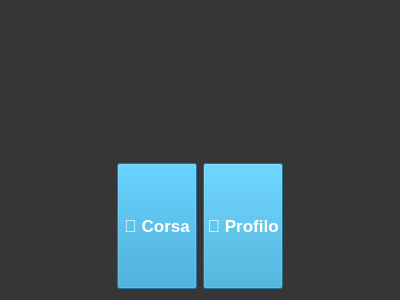
The window that Viste/Cliente/GUI/homepage_utente.ui (GiulianiM/Noleggio) describes before a commit, drawn with Qt 5.
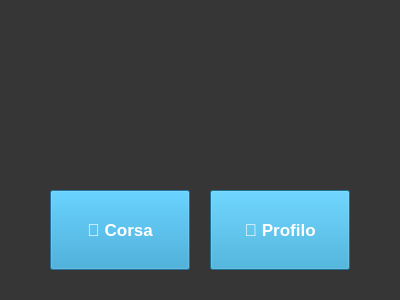
The same window after the commit. Icons and pictures are not drawn.

Patch:
```diff
--- a/Viste/Cliente/GUI/homepage_utente.ui
+++ b/Viste/Cliente/GUI/homepage_utente.ui
@@ -21,147 +21,71 @@
   <property name="styleSheet">
    <string notr="true">background-color: rgb(54, 54, 54);</string>
   </property>
-  <layout class="QGridLayout" name="gridLayout">
-   <item row="0" column="0">
-    <layout class="QVBoxLayout" name="verticalLayout_3">
-     <item>
-      <layout class="QHBoxLayout" name="horizontalLayout_2">
-       <item>
-        <spacer name="horizontalSpacer">
-         <property name="orientation">
-          <enum>Qt::Horizontal</enum>
-         </property>
-         <property name="sizeHint" stdset="0">
-          <size>
-           <width>40</width>
-           <height>20</height>
-          </size>
-         </property>
-        </spacer>
-       </item>
-       <item>
-        <widget class="QLabel" name="logo">
-         <property name="text">
-          <string/>
-         </property>
-         <property name="pixmap">
-          <pixmap>../../logo.png</pixmap>
-         </property>
-         <property name="scaledContents">
-          <bool>true</bool>
-         </property>
-        </widget>
-       </item>
-       <item>
-        <spacer name="horizontalSpacer_2">
-         <property name="orientation">
-          <enum>Qt::Horizontal</enum>
-         </property>
-         <property name="sizeHint" stdset="0">
-          <size>
-           <width>40</width>
-           <height>20</height>
-          </size>
-         </property>
-        </spacer>
-       </item>
-      </layout>
-     </item>
-     <item>
-      <spacer name="verticalSpacer">
-       <property name="orientation">
-        <enum>Qt::Vertical</enum>
-       </property>
-       <property name="sizeType">
-        <enum>QSizePolicy::Fixed</enum>
-       </property>
-       <property name="sizeHint" stdset="0">
-        <size>
-         <width>20</width>
-         <height>20</height>
-        </size>
-       </property>
-      </spacer>
-     </item>
-     <item>
-      <layout class="QHBoxLayout" name="horizontalLayout">
-       <item>
-        <spacer name="horizontalSpacer_3">
-         <property name="orientation">
-          <enum>Qt::Horizontal</enum>
-         </property>
-         <property name="sizeHint" stdset="0">
-          <size>
-           <width>40</width>
-           <height>20</height>
-          </size>
-         </property>
-        </spacer>
-       </item>
-       <item>
-        <widget class="QPushButton" name="bottone_corsa">
-         <property name="sizePolicy">
-          <sizepolicy hsizetype="Minimum" vsizetype="Minimum">
-           <horstretch>0</horstretch>
-           <verstretch>0</verstretch>
-          </sizepolicy>
-         </property>
-         <property name="font">
-          <font>
-           <pointsize>13</pointsize>
-           <bold>true</bold>
-          </font>
-         </property>
-         <property name="styleSheet">
-          <string notr="true">font-size:20; color:white;background-color:rgb(38, 157, 206)
+  <widget class="QPushButton" name="bottone_corsa">
+   <property name="geometry">
+    <rect>
+     <x>50</x>
+     <y>190</y>
+     <width>140</width>
+     <height>80</height>
+    </rect>
+   </property>
+   <property name="font">
+    <font>
+     <pointsize>13</pointsize>
+     <bold>true</bold>
+    </font>
+   </property>
+   <property name="styleSheet">
+    <string notr="true">font-size:20; color:white;background-color:rgb(38, 157, 206)
 </string>
-         </property>
-         <property name="text">
-          <string>🛴 Corsa</string>
-         </property>
-        </widget>
-       </item>
-       <item>
-        <widget class="QPushButton" name="bottone_profilo">
-         <property name="sizePolicy">
-          <sizepolicy hsizetype="Minimum" vsizetype="Minimum">
-           <horstretch>0</horstretch>
-           <verstretch>0</verstretch>
-          </sizepolicy>
-         </property>
-         <property name="font">
-          <font>
-           <pointsize>13</pointsize>
-           <bold>true</bold>
-          </font>
-         </property>
-         <property name="styleSheet">
-          <string notr="true">font-size:20; color:white;background-color:rgb(38, 157, 206)
+   </property>
+   <property name="text">
+    <string>🛴 Corsa</string>
+   </property>
+  </widget>
+  <widget class="QPushButton" name="bottone_profilo">
+   <property name="geometry">
+    <rect>
+     <x>210</x>
+     <y>190</y>
+     <width>140</width>
+     <height>80</height>
+    </rect>
+   </property>
+   <property name="font">
+    <font>
+     <pointsize>13</pointsize>
+     <bold>true</bold>
+    </font>
+   </property>
+   <property name="styleSheet">
+    <string notr="true">font-size:20; color:white;background-color:rgb(38, 157, 206)
 </string>
-         </property>
-         <property name="text">
-          <string>👤 Profilo</string>
-         </property>
-        </widget>
-       </item>
-       <item>
-        <spacer name="horizontalSpacer_4">
-         <property name="orientation">
-          <enum>Qt::Horizontal</enum>
-         </property>
-         <property name="sizeHint" stdset="0">
-          <size>
-           <width>40</width>
-           <height>20</height>
-          </size>
-         </property>
-        </spacer>
-       </item>
-      </layout>
-     </item>
-    </layout>
-   </item>
-  </layout>
+   </property>
+   <property name="text">
+    <string>👤 Profilo</string>
+   </property>
+  </widget>
+  <widget class="QLabel" name="logo">
+   <property name="geometry">
+    <rect>
+     <x>160</x>
+     <y>30</y>
+     <width>81</width>
+     <height>81</height>
+    </rect>
+   </property>
+   <property name="text">
+    <string/>
+   </property>
+   <property name="pixmap">
+    <pixmap>../../logo.png</pixmap>
+   </property>
+   <property name="scaledContents">
+    <bool>true</bool>
+   </property>
+  </widget>
  </widget>
  <resources/>
  <connections/>
```
